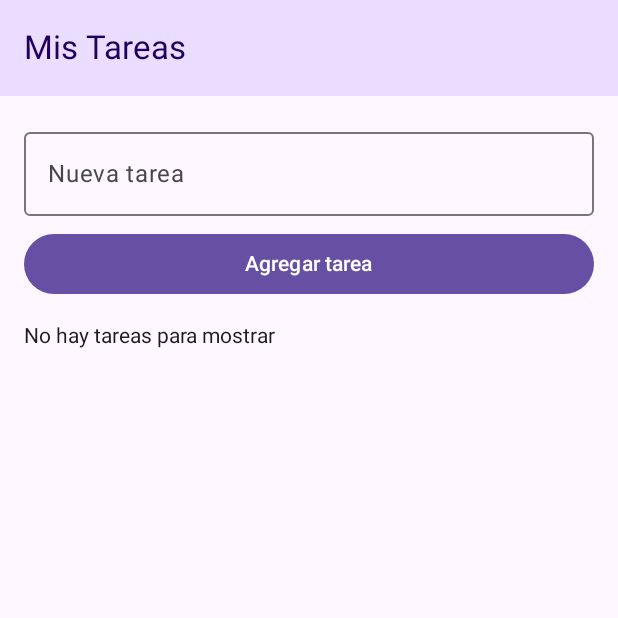
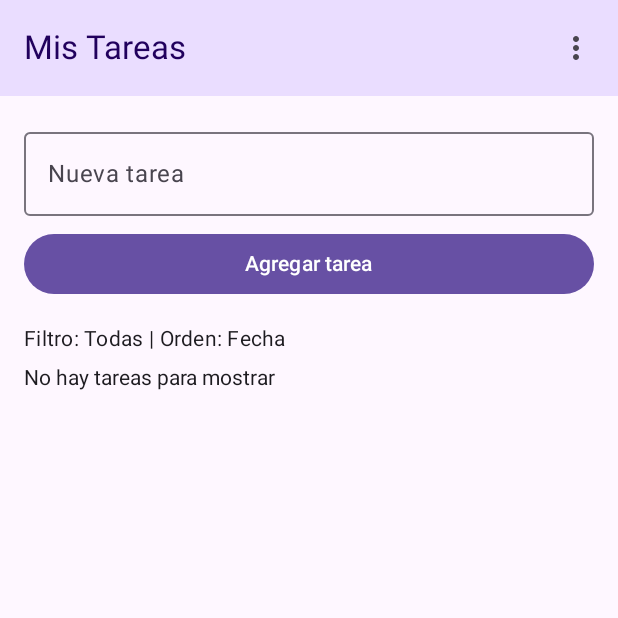
Before and after one commit to Aanlu/AndroidNativo_Praticas, an Android app built with Jetpack Compose: the screen it shows after launch (MainActivity), on a phone screen of 412 x 824 dp, the top half of it. Run offline under Robolectric (Android 15) with nearby library versions, the phone set to English and light mode, and no system bars; our stand-ins replace Room's generated code.

Commit message:
Actividad 7.2. Mini Proyecto 02: menú de la TopAppBar con filtros, orden y borrar completadas

```diff
--- a/MiniProyecto02/app/src/main/java/com/example/miniproyecto02/presentation/MainScreen.kt
+++ b/MiniProyecto02/app/src/main/java/com/example/miniproyecto02/presentation/MainScreen.kt
@@ -10,7 +10,14 @@ import androidx.compose.foundation.layout.height
 import androidx.compose.foundation.layout.padding
 import androidx.compose.foundation.lazy.LazyColumn
 import androidx.compose.foundation.lazy.items
+import androidx.compose.material.icons.Icons
+import androidx.compose.material.icons.filled.MoreVert
 import androidx.compose.material3.Button
+import androidx.compose.material3.DropdownMenu
+import androidx.compose.material3.DropdownMenuItem
+import androidx.compose.material3.HorizontalDivider
+import androidx.compose.material3.Icon
+import androidx.compose.material3.IconButton
 import androidx.compose.material3.ExperimentalMaterial3Api
 import androidx.compose.material3.MaterialTheme
 import androidx.compose.material3.OutlinedTextField
@@ -44,11 +51,84 @@ fun MainScreen() {
     val tareas by dao.obtenerTodas().collectAsState(initial = emptyList())
 
     var nuevoTitulo by remember { mutableStateOf("") }
+    var menuExpandido by remember { mutableStateOf(false) }
+    var filtro by remember { mutableStateOf("Todas") }
+    var orden by remember { mutableStateOf("Fecha") }
+
+    val tareasFiltradas = when (filtro) {
+        "Pendientes" -> tareas.filter { !it.completada }
+        "Completadas" -> tareas.filter { it.completada }
+        else -> tareas
+    }
+
+    val tareasVisibles = if (orden == "Estado") {
+        tareasFiltradas.sortedBy { it.completada }
+    } else {
+        tareasFiltradas.sortedByDescending { it.fecha }
+    }
 
     Scaffold(
         topBar = {
             TopAppBar(
                 title = { Text("Mis Tareas") },
+                actions = {
+                    IconButton(onClick = { menuExpandido = true }) {
+                        Icon(imageVector = Icons.Default.MoreVert, contentDescription = "Más opciones")
+                    }
+
+                    DropdownMenu(
+                        expanded = menuExpandido,
+                        onDismissRequest = { menuExpandido = false }
+                    ) {
+                        DropdownMenuItem(
+                            text = { Text("Mostrar todas") },
+                            onClick = {
+                                filtro = "Todas"
+                                menuExpandido = false
+                            }
+                        )
+                        DropdownMenuItem(
+                            text = { Text("Mostrar pendientes") },
+                            onClick = {
+                                filtro = "Pendientes"
+                                menuExpandido = false
+                            }
+                        )
+                        DropdownMenuItem(
+                            text = { Text("Mostrar completadas") },
+                            onClick = {
+                                filtro = "Completadas"
+                                menuExpandido = false
+                            }
+                        )
+                        HorizontalDivider()
+                        DropdownMenuItem(
+                            text = { Text("Ordenar por fecha") },
+                            onClick = {
+                                orden = "Fecha"
+                                menuExpandido = false
+                            }
+                        )
+                        DropdownMenuItem(
+                            text = { Text("Ordenar por estado") },
+                            onClick = {
+                                orden = "Estado"
+                                menuExpandido = false
+                            }
+                        )
+                        HorizontalDivider()
+                        DropdownMenuItem(
+                            text = { Text("Borrar completadas") },
+                            onClick = {
+                                menuExpandido = false
+                                Toast.makeText(context, "Tareas completadas eliminadas", Toast.LENGTH_SHORT).show()
+                                scope.launch(Dispatchers.IO) {
+                                    dao.eliminarCompletadas()
+                                }
+                            }
+                        )
+                    }
+                },
                 colors = TopAppBarDefaults.topAppBarColors(
                     containerColor = MaterialTheme.colorScheme.primaryContainer,
                     titleContentColor = MaterialTheme.colorScheme.onPrimaryContainer
@@ -90,12 +170,19 @@ fun MainScreen() {
 
             Spacer(modifier = Modifier.height(16.dp))
 
-            if (tareas.isEmpty()) {
+            Text(
+                text = "Filtro: $filtro | Orden: $orden",
+                style = MaterialTheme.typography.bodyMedium
+            )
+
+            Spacer(modifier = Modifier.height(8.dp))
+
+            if (tareasVisibles.isEmpty()) {
                 Text("No hay tareas para mostrar")
             }
 
             LazyColumn(verticalArrangement = Arrangement.spacedBy(8.dp)) {
-                items(tareas) { tarea ->
+                items(tareasVisibles) { tarea ->
                     TareaItem(
                         tarea = tarea,
                         onCompletadaChange = { marcada ->
```
